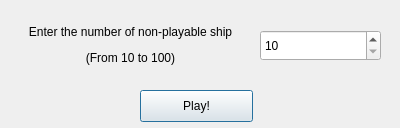
Above: GalaxyGame/Student/dialog.ui from jarvisluong/GalaxyGame before the change. Below: the same form after it.
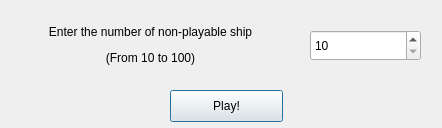
That is the form after the change.

Commit message: Fix layout UI that lose some text in Linux

The edit to the form file:
```diff
--- a/GalaxyGame/Student/dialog.ui
+++ b/GalaxyGame/Student/dialog.ui
@@ -6,7 +6,7 @@
    <rect>
     <x>0</x>
     <y>0</y>
-    <width>400</width>
+    <width>442</width>
     <height>128</height>
    </rect>
   </property>
@@ -18,10 +18,16 @@
     <rect>
      <x>10</x>
      <y>10</y>
-     <width>241</width>
+     <width>281</width>
      <height>71</height>
     </rect>
    </property>
+   <property name="minimumSize">
+    <size>
+     <width>281</width>
+     <height>0</height>
+    </size>
+   </property>
    <property name="text">
     <string>&lt;html&gt;&lt;head/&gt;&lt;body&gt;&lt;p&gt;Enter the number of non-playable ship&lt;/p&gt;&lt;p&gt;(From 10 to 100)&lt;/p&gt;&lt;/body&gt;&lt;/html&gt;</string>
    </property>
@@ -32,7 +38,7 @@
   <widget class="QPushButton" name="okBtn">
    <property name="geometry">
     <rect>
-     <x>140</x>
+     <x>170</x>
      <y>90</y>
      <width>113</width>
      <height>32</height>
@@ -45,9 +51,9 @@
   <widget class="QSpinBox" name="numberOfShipsInput">
    <property name="geometry">
     <rect>
-     <x>260</x>
+     <x>310</x>
      <y>30</y>
-     <width>121</width>
+     <width>111</width>
      <height>31</height>
     </rect>
    </property>
```
The commit also changes 3 other files.
